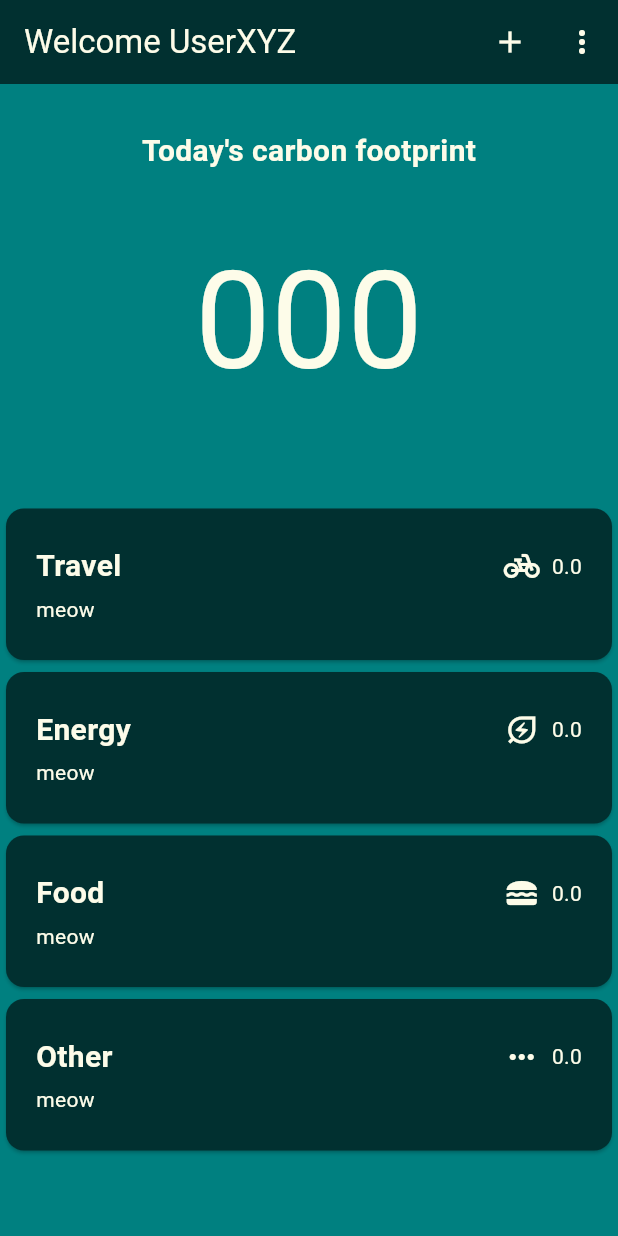
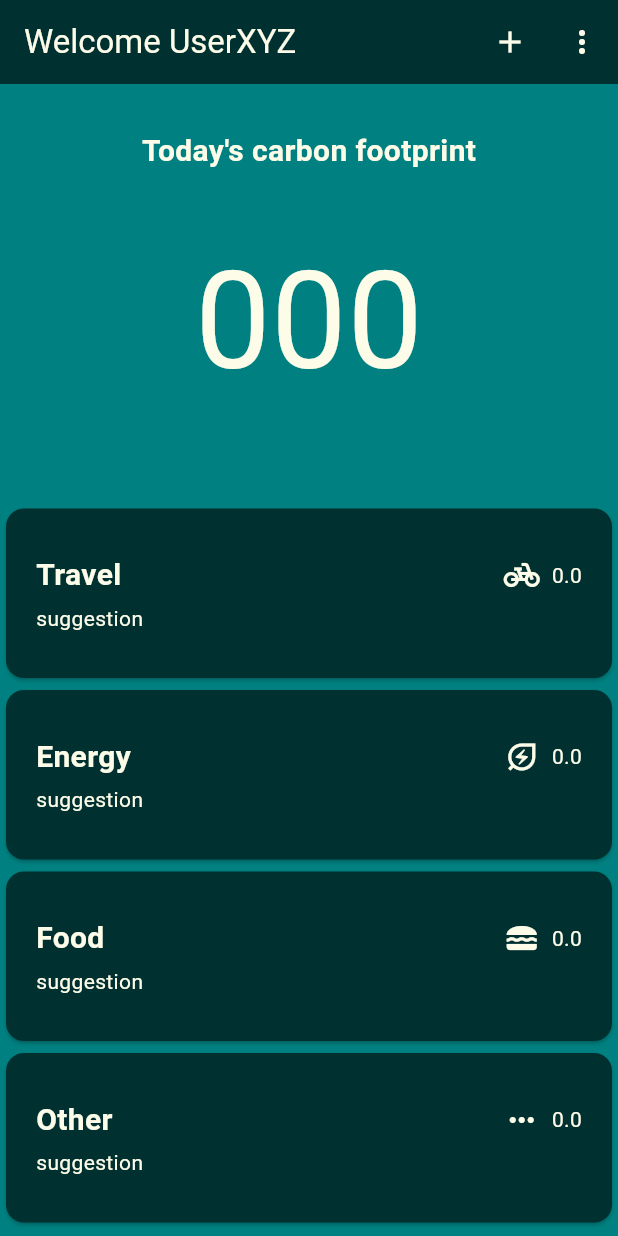
Before and after one commit to Deadlock-exe/c12-track-app, a Flutter app: the screen it shows after launch, on a phone screen of 412 x 824 dp. Run offline on Flutter 3.47's test engine with Material 3 defaults, Android fonts, the phone set to English and light mode, and no system bars.

Commit message:
made footprint cards static

```diff
--- a/lib/lists/footprint.dart
+++ b/lib/lists/footprint.dart
@@ -1,10 +1,18 @@
-import 'package:c12_track/main_ui/models/footprints.dart';
 import 'package:flutter/material.dart';
 
 class Footprint extends StatelessWidget {
-  const Footprint(this.footprintInstance, {super.key});
+  const Footprint({
+    super.key,
+    required this.title,
+    required this.amount,
+    required this.suggestion,
+    required this.icon,
+  });
 
-  final Footprints footprintInstance;
+  final String title;
+  final double amount;
+  final String suggestion;
+  final IconData icon;
 
   @override
   Widget build(BuildContext context) {
@@ -13,7 +21,7 @@ class Footprint extends StatelessWidget {
       child: Padding(
         padding: const EdgeInsets.symmetric(
           horizontal: 20,
-          vertical: 24,
+          vertical: 30,
         ),
         child: Column(
           crossAxisAlignment: CrossAxisAlignment.start,
@@ -21,7 +29,7 @@ class Footprint extends StatelessWidget {
             Row(
               children: [
                 Text(
-                  footprintInstance.footprintName,
+                  title,
                   style: const TextStyle(
                       color: Color(0xFFFDFCE9),
                       fontSize: 20,
@@ -31,14 +39,14 @@ class Footprint extends StatelessWidget {
                 Row(
                   children: [
                     Icon(
-                      footprintIcons[footprintInstance.footprintnames],
+                      icon,
                       color: const Color(0xFFFDFCE9),
                     ),
                     const SizedBox(
                       width: 8,
                     ),
                     Text(
-                      footprintInstance.amount.toString(),
+                      amount.toString(),
                       style: const TextStyle(
                         color: Color(0xFFFDFCE9),
                       ),
@@ -53,7 +61,7 @@ class Footprint extends StatelessWidget {
             Row(
               children: [
                 Text(
-                  footprintInstance.suggestion.toString(),
+                  suggestion,
                   style: const TextStyle(
                     color: Color(0xFFFDFCE9),
                   ),
--- a/lib/lists/footprints_list.dart
+++ /dev/null
@@ -1,27 +0,0 @@
-import 'package:c12_track/lists/footprint.dart';
-import 'package:flutter/material.dart';
-import '../main_ui/models/footprints.dart';
-
-class FootprintsList extends StatelessWidget {
-  const FootprintsList({
-    super.key,
-    required this.footprintslist,
-  });
-
-  final List<Footprints> footprintslist;
-
-  @override
-  Widget build(BuildContext context) {
-    return ListView.builder(
-      itemCount: footprintslist.length,
-      itemBuilder: (context, index) => Dismissible(
-        key: ValueKey(
-          footprintslist[index],
-        ),
-        child: Footprint(
-          footprintslist[index],
-        ),
-      ),
-    );
-  }
-}
--- a/lib/main_ui/models/footprints.dart
+++ /dev/null
@@ -1,41 +0,0 @@
-import 'package:flutter/material.dart';
-
-enum FootprintName { travel, energy, food, other }
-
-const footprintIcons = {
-  FootprintName.travel: Icons.pedal_bike,
-  FootprintName.energy: Icons.energy_savings_leaf_outlined,
-  FootprintName.food: Icons.lunch_dining,
-  FootprintName.other: Icons.more_horiz,
-};
-
-class Footprints {
-  Footprints({
-    required this.footprintName,
-    required this.amount,
-    required this.suggestion,
-    required this.footprintnames,
-  });
-
-  final String footprintName;
-  final double amount;
-  final String suggestion;
-  final FootprintName footprintnames;
-}
-
-class FootprintsBucket {
-  const FootprintsBucket({
-    required this.footprintnames,
-    required this.footprints,
-  });
-
-  FootprintsBucket.forFootprintName(
-      List<Footprints> allFootprints, this.footprintnames)
-      : footprints = allFootprints
-            .where((footprintInstance) =>
-                footprintInstance.footprintnames == footprintnames)
-            .toList();
-
-  final FootprintName footprintnames;
-  final List<Footprints> footprints;
-}
--- a/lib/main_ui/pages/homepage.dart
+++ b/lib/main_ui/pages/homepage.dart
@@ -1,5 +1,4 @@
-import 'package:c12_track/lists/footprints_list.dart';
-import 'package:c12_track/main_ui/models/footprints.dart';
+import 'package:c12_track/lists/footprint.dart';
 import 'package:flutter/material.dart';
 import 'package:c12_track/main_ui/widgets/footprint_number.dart';
 
@@ -11,48 +10,36 @@ class HomePage extends StatefulWidget {
 }
 
 class _HomePageState extends State<HomePage> {
-  final List<Footprints> _addedFootprints = [
-    Footprints(
-      footprintName: "Travel",
-      amount: 00,
-      suggestion: "meow",
-      footprintnames: FootprintName.travel,
-    ),
-    Footprints(
-      footprintName: "Energy",
-      amount: 00,
-      suggestion: "meow",
-      footprintnames: FootprintName.energy,
-    ),
-    Footprints(
-      footprintName: "Food",
-      amount: 00,
-      suggestion: "meow",
-      footprintnames: FootprintName.food,
-    ),
-    Footprints(
-      footprintName: "Other",
-      amount: 00,
-      suggestion: "meow",
-      footprintnames: FootprintName.other,
-    ),
-  ];
   @override
   Widget build(BuildContext context) {
-    Widget mainContent = const Center(
-      child: Text(
-        "No footprints yet",
-        style: TextStyle(
-          color: Color(0xFFFDFCE9),
+    Widget mainContent = const Column(
+      children: [
+        Footprint(
+          title: "Travel",
+          amount: 00,
+          suggestion: "suggestion",
+          icon: Icons.pedal_bike,
         ),
-      ),
+        Footprint(
+          title: "Energy",
+          amount: 00,
+          suggestion: "suggestion",
+          icon: Icons.energy_savings_leaf_outlined,
+        ),
+        Footprint(
+          title: "Food",
+          amount: 00,
+          suggestion: "suggestion",
+          icon: Icons.lunch_dining,
+        ),
+        Footprint(
+          title: "Other",
+          amount: 00,
+          suggestion: "suggestion",
+          icon: Icons.more_horiz,
+        ),
+      ],
     );
-
-    if (_addedFootprints.isNotEmpty) {
-      mainContent = FootprintsList(
-        footprintslist: _addedFootprints,
-      );
-    }
 
     return Scaffold(
       appBar: AppBar(
@@ -88,9 +75,7 @@ class _HomePageState extends State<HomePage> {
           const SizedBox(
             height: 20,
           ),
-          Expanded(
-            child: mainContent,
-          ),
+          mainContent,
         ],
       ),
     );
```
